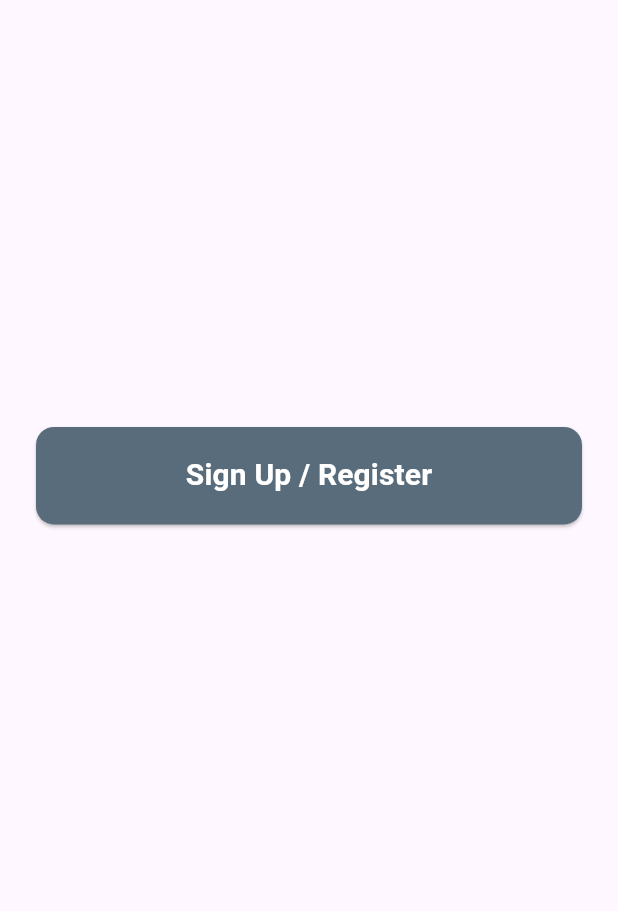
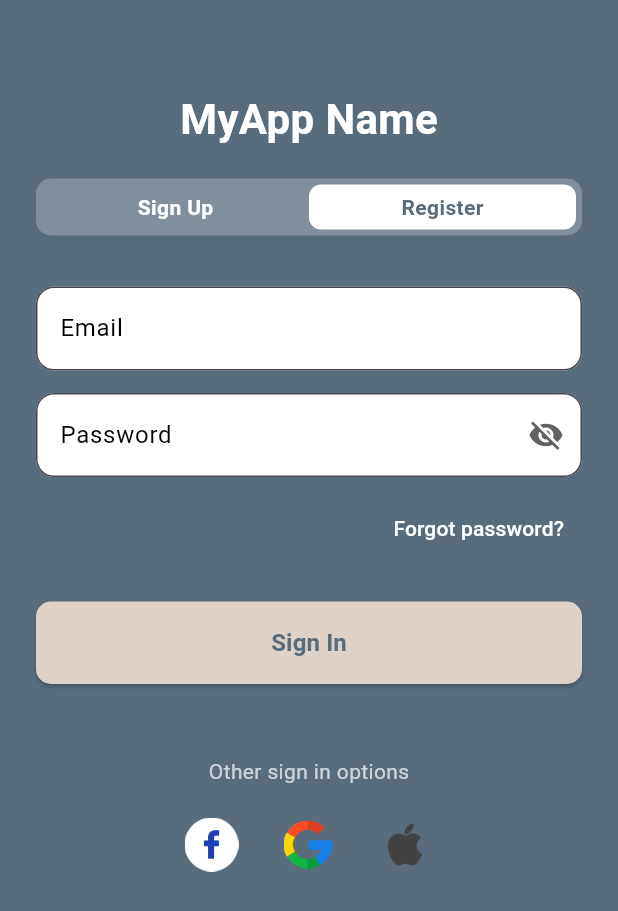
Before and after one commit to NMA19/arh_app, a Flutter app: the screen it shows after launch, after a tap on "Get Started", on a phone screen of 412 x 824 dp. Shown: the top 911 px of the screen. Run offline on Flutter 3.47's test engine with Material 3 defaults, Android fonts, the phone set to English and light mode, and no system bars.

Commit message:
add 2 pages the sing up and the register screens

```diff
--- /dev/null
+++ b/lib/screens/register_screen.dart
@@ -0,0 +1,226 @@
+import 'package:flutter/material.dart';
+import 'signup_screen.dart';
+
+class RegisterScreen extends StatefulWidget {
+  const RegisterScreen({super.key});
+
+  @override
+  State<RegisterScreen> createState() => _RegisterScreenState();
+}
+
+class _RegisterScreenState extends State<RegisterScreen> {
+  bool isSignUpSelected = false;
+  bool _obscurePassword = true; // 👁️ Toggle for password visibility
+
+  @override
+  Widget build(BuildContext context) {
+    return Scaffold(
+      backgroundColor: const Color(0xFF586C7C),
+      body: SafeArea(
+        child: SingleChildScrollView(
+          padding: const EdgeInsets.all(24),
+          child: Column(
+            crossAxisAlignment: CrossAxisAlignment.stretch,
+            children: [
+              const SizedBox(height: 35),
+              const Center(
+                child: Text(
+                  'MyApp Name',
+                  style: TextStyle(
+                    fontSize: 28,
+                    fontWeight: FontWeight.bold,
+                    color: Colors.white,
+                  ),
+                ),
+              ),
+              const SizedBox(height: 20),
+
+              // Switcher
+              Container(
+                decoration: BoxDecoration(
+                  color: Colors.white24,
+                  borderRadius: BorderRadius.circular(10),
+                ),
+                padding: const EdgeInsets.all(4),
+                child: Row(
+                  children: [
+                    Expanded(
+                      child: GestureDetector(
+                        onTap: () {
+                          setState(() {
+                            isSignUpSelected = true;
+                          });
+                          Navigator.push(
+                            context,
+                            MaterialPageRoute(builder: (_) => const SignUpScreen()),
+                          ).then((_) {
+                            // When user returns from SignUp screen
+                            setState(() {
+                              isSignUpSelected = false;
+                            });
+                          });
+                        },
+                        child: Container(
+                          padding: const EdgeInsets.symmetric(vertical: 5),
+                          decoration: BoxDecoration(
+                            color: isSignUpSelected ? Colors.white : Colors.transparent,
+                            borderRadius: BorderRadius.circular(8),
+                          ),
+                          child: Center(
+                            child: Text(
+                              'Sign Up',
+                              style: TextStyle(
+                                color: isSignUpSelected ? const Color(0xFF586C7C) : Colors.white,
+                                fontWeight: FontWeight.bold,
+                              ),
+                            ),
+                          ),
+                        ),
+                      ),
+                    ),
+                    Expanded(
+                      child: GestureDetector(
+                        onTap: () {
+                          setState(() {
+                            isSignUpSelected = false;
+                          });
+                        },
+                        child: Container(
+                          padding: const EdgeInsets.symmetric(vertical: 5),
+                          decoration: BoxDecoration(
+                            color: !isSignUpSelected ? Colors.white : Colors.transparent,
+                            borderRadius: BorderRadius.circular(8),
+                          ),
+                          child: Center(
+                            child: Text(
+                              'Register',
+                              style: TextStyle(
+                                color: !isSignUpSelected ? const Color(0xFF586C7C) : Colors.white,
+                                fontWeight: FontWeight.bold,
+                              ),
+                            ),
+                          ),
+                        ),
+                      ),
+                    ),
+                  ],
+                ),
+              ),
+
+              const SizedBox(height: 34),
+
+              // Email
+              const TextField(
+                decoration: InputDecoration(
+                  filled: true,
+                  fillColor: Colors.white,
+                  labelText: 'Email',
+                  labelStyle: TextStyle(color: Colors.black),
+                  border: OutlineInputBorder(
+                    borderRadius: BorderRadius.all(Radius.circular(12)),
+                  ),
+                ),
+              ),
+              const SizedBox(height: 15),
+
+              // Password with Eye Icon
+              TextField(
+                obscureText: _obscurePassword,
+                style: const TextStyle(color: Colors.black),
+                decoration: InputDecoration(
+                  filled: true,
+                  fillColor: Colors.white,
+                  labelText: 'Password',
+                  labelStyle: const TextStyle(color: Colors.black),
+                  border: const OutlineInputBorder(
+                    borderRadius: BorderRadius.all(Radius.circular(12)),
+                  ),
+                  suffixIcon: IconButton(
+                    icon: Icon(
+                      _obscurePassword ? Icons.visibility_off : Icons.visibility,
+                      color: Colors.grey[700],
+                    ),
+                    onPressed: () {
+                      setState(() {
+                        _obscurePassword = !_obscurePassword;
+                      });
+                    },
+                  ),
+                ),
+              ),
+
+              const SizedBox(height: 10),
+
+              Align(
+                alignment: Alignment.centerRight,
+                child: TextButton(
+                  onPressed: () {},
+                  child: const Text(
+                    'Forgot password?',
+                    style: TextStyle(color: Colors.white),
+                  ),
+                ),
+              ),
+              const SizedBox(height: 25),
+
+              ElevatedButton(
+                style: ElevatedButton.styleFrom(
+                  backgroundColor: const Color(0xFFDED2C8),
+                  padding: const EdgeInsets.symmetric(vertical: 16),
+                  shape: RoundedRectangleBorder(
+                    borderRadius: BorderRadius.circular(10),
+                  ),
+                ),
+                onPressed: () {
+                  // Handle Sign In
+                },
+                child: const Text(
+                  'Sign In',
+                  style: TextStyle(
+                    color: Color(0xFF586C7C),
+                    fontWeight: FontWeight.bold,
+                    fontSize: 16,
+                  ),
+                ),
+              ),
+              const SizedBox(height: 48),
+
+              const Center(
+                child: Text(
+                  'Other sign in options',
+                  style: TextStyle(color: Colors.white70),
+                ),
+              ),
+              const SizedBox(height: 20),
+
+              // Social icons
+              Row(
+                mainAxisAlignment: MainAxisAlignment.center,
+                children: [
+                  Image.asset(
+                    'assets/icons/facebook.png',
+                    width: 36,
+                    height: 36,
+                  ),
+                  const SizedBox(width: 30),
+                  Image.asset(
+                    'assets/icons/google.png',
+                    width: 32,
+                    height: 32,
+                  ),
+                  const SizedBox(width: 30),
+                  Image.asset(
+                    'assets/icons/apple.png',
+                    width: 38,
+                    height: 38,
+                  ),
+                ],
+              ),
+              const SizedBox(height: 45),
+            ],
+          ),
+        ),
+      ),
+    );
+  }
+}
--- a/lib/screens/welcome_screen.dart
+++ b/lib/screens/welcome_screen.dart
@@ -1,5 +1,5 @@
 import 'package:flutter/material.dart';
-import 'signup_screen.dart';
+import 'register_screen.dart';
 
 class WelcomeScreen extends StatelessWidget {
   const WelcomeScreen({super.key});
@@ -35,7 +35,7 @@ class WelcomeScreen extends StatelessWidget {
                 onPressed: () {
                   Navigator.push(
                     context,
-                    MaterialPageRoute(builder: (_) => const SignUpScreen()),
+                    MaterialPageRoute(builder: (_) => const RegisterScreen()),
                   );
                 },
                 child: const Text(
--- a/pubspec.yaml
+++ b/pubspec.yaml
@@ -23,3 +23,4 @@ flutter:
   uses-material-design: true
   assets:
     - assets/images/
+    - assets/icons/
```
Also changed, not shown: lib/screens/signup_screen.dart (+170 -16 lines), assets/icons/apple.png (added), assets/icons/facebook.png (added), assets/icons/google.png (added).
